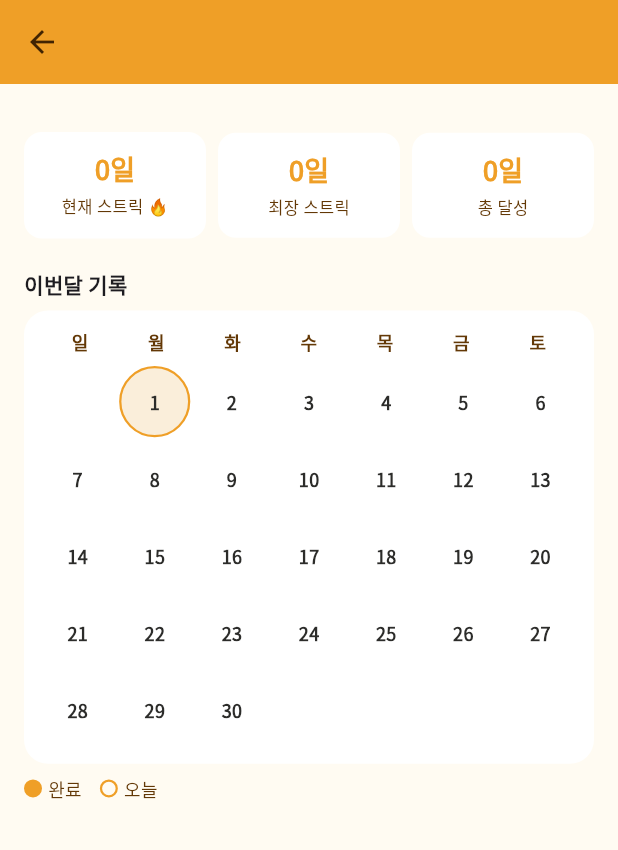
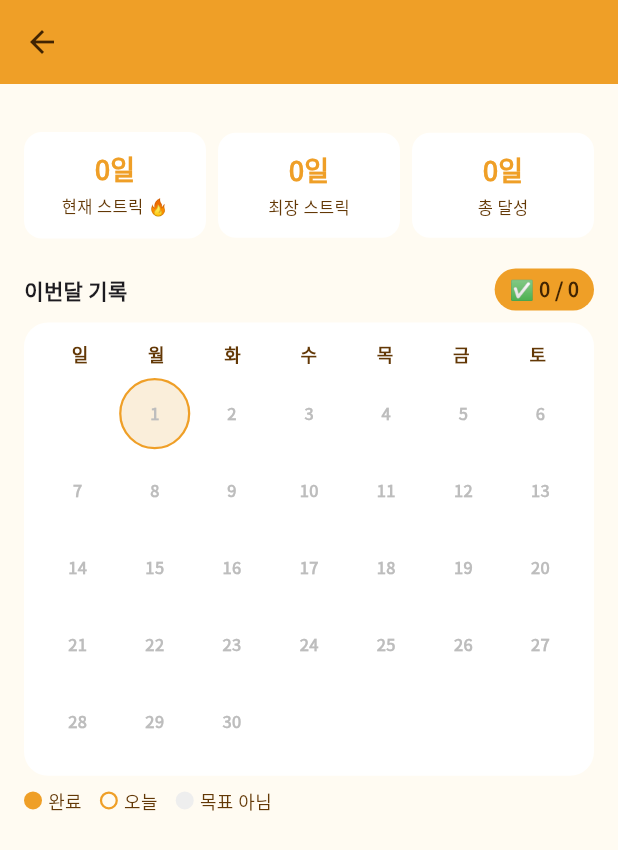
Before and after one commit to newocj-hub/oneuldo-chek, a Flutter app: the HabitDetailScreen screen opened directly with empty values, on a phone screen of 412 x 824 dp. Shown: the top 850 px of the screen. Run offline on Flutter 3.47's test engine with Material 3 defaults, Android fonts, the phone set to English and light mode, and no system bars; our stand-ins replace google_fonts, hive, hive_flutter; accounts and stored records are empty.

Commit message:
feat: 달력 퍼펙트 데이 카운트 표시

```diff
--- a/lib/screens/habit_detail_screen.dart
+++ b/lib/screens/habit_detail_screen.dart
@@ -19,6 +19,21 @@ class HabitDetailScreen extends StatelessWidget {
     final daysInMonth = DateUtils.getDaysInMonth(now.year, now.month);
     final firstWeekday = DateTime(now.year, now.month, 1).weekday % 7;
 
+    int perfectDays = 0;
+    int monthlyTarget = 0;
+
+    for (int d = 1; d <= daysInMonth; d++) {
+      final weekday = DateTime(now.year, now.month, d).weekday - 1;
+      if (habit.repeatDays.contains(weekday)) {
+        monthlyTarget++;
+        final dateKey =
+            '${now.year}-${now.month.toString().padLeft(2, '0')}-${d.toString().padLeft(2, '0')}';
+        if (habit.completedDates.contains(dateKey)) {
+          perfectDays++;
+        }
+      }
+    }
+
     return Scaffold(
       backgroundColor: const Color(0xFFFFFBF2),
       appBar: AppBar(
@@ -37,7 +52,6 @@ class HabitDetailScreen extends StatelessWidget {
         child: Column(
           crossAxisAlignment: CrossAxisAlignment.start,
           children: [
-            // 절약액 메인 카드
             if (habit.savingAmount > 0)
               Container(
                 width: double.infinity,
@@ -72,8 +86,6 @@ class HabitDetailScreen extends StatelessWidget {
                 ),
               ),
             const SizedBox(height: 16),
-
-            // 스트릭 통계
             Row(
               children: [
                 _StatCard(label: '현재 스트릭 🔥', value: '${habit.currentStreak}일'),
@@ -87,9 +99,33 @@ class HabitDetailScreen extends StatelessWidget {
               ],
             ),
             const SizedBox(height: 20),
-
-            // 달력
-            const Text('이번달 기록', style: TextStyle(fontWeight: FontWeight.bold)),
+            Row(
+              mainAxisAlignment: MainAxisAlignment.spaceBetween,
+              children: [
+                const Text(
+                  '이번달 기록',
+                  style: TextStyle(fontWeight: FontWeight.bold),
+                ),
+                Container(
+                  padding: const EdgeInsets.symmetric(
+                    horizontal: 10,
+                    vertical: 4,
+                  ),
+                  decoration: BoxDecoration(
+                    color: const Color(0xFFEF9F27),
+                    borderRadius: BorderRadius.circular(20),
+                  ),
+                  child: Text(
+                    '✅ $perfectDays / $monthlyTarget',
+                    style: const TextStyle(
+                      fontSize: 13,
+                      fontWeight: FontWeight.bold,
+                      color: Color(0xFF412402),
+                    ),
+                  ),
+                ),
+              ],
+            ),
             const SizedBox(height: 8),
             Container(
               padding: const EdgeInsets.all(12),
@@ -99,7 +135,6 @@ class HabitDetailScreen extends StatelessWidget {
               ),
               child: Column(
                 children: [
-                  // 요일 헤더
                   Row(
                     mainAxisAlignment: MainAxisAlignment.spaceAround,
                     children: ['일', '월', '화', '수', '목', '금', '토']
@@ -120,7 +155,6 @@ class HabitDetailScreen extends StatelessWidget {
                         .toList(),
                   ),
                   const SizedBox(height: 8),
-                  // 날짜 그리드
                   GridView.builder(
                     shrinkWrap: true,
                     physics: const NeverScrollableScrollPhysics(),
@@ -138,6 +172,9 @@ class HabitDetailScreen extends StatelessWidget {
                           '${now.year}-${now.month.toString().padLeft(2, '0')}-${day.toString().padLeft(2, '0')}';
                       final isDone = habit.completedDates.contains(dateKey);
                       final isToday = day == now.day;
+                      final weekday =
+                          DateTime(now.year, now.month, day).weekday - 1;
+                      final isTarget = habit.repeatDays.contains(weekday);
 
                       return Container(
                         decoration: BoxDecoration(
@@ -158,11 +195,13 @@ class HabitDetailScreen extends StatelessWidget {
                           child: Text(
                             '$day',
                             style: TextStyle(
-                              fontSize: 12,
+                              fontSize: 11,
                               fontWeight: FontWeight.bold,
                               color: isDone
                                   ? const Color(0xFF412402)
-                                  : const Color(0xFF2C2C2A),
+                                  : isTarget
+                                  ? const Color(0xFF2C2C2A)
+                                  : Colors.grey[400],
                             ),
                           ),
                         ),
@@ -173,8 +212,6 @@ class HabitDetailScreen extends StatelessWidget {
               ),
             ),
             const SizedBox(height: 8),
-
-            // 달력 범례
             Row(
               children: [
                 Container(
@@ -205,6 +242,20 @@ class HabitDetailScreen extends StatelessWidget {
                 const SizedBox(width: 4),
                 const Text(
                   '오늘',
+                  style: TextStyle(fontSize: 12, color: Color(0xFF633806)),
+                ),
+                const SizedBox(width: 12),
+                Container(
+                  width: 12,
+                  height: 12,
+                  decoration: BoxDecoration(
+                    shape: BoxShape.circle,
+                    color: Colors.grey[200],
+                  ),
+                ),
+                const SizedBox(width: 4),
+                const Text(
+                  '목표 아님',
                   style: TextStyle(fontSize: 12, color: Color(0xFF633806)),
                 ),
               ],
```
